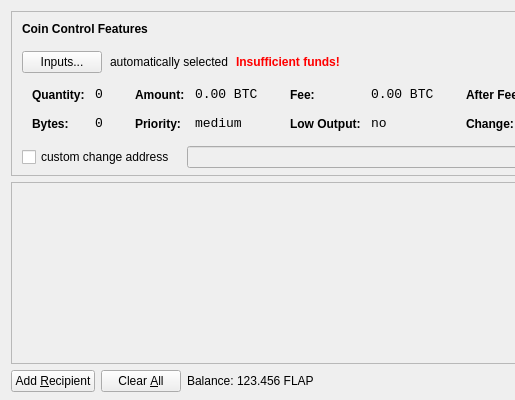
Old version of the form src/qt/forms/sendcoinsdialog.ui in the repository flaircoin/main; both pictures show x 0 to 515 and y 0 to 400 of the 850 by 400 pixel window.
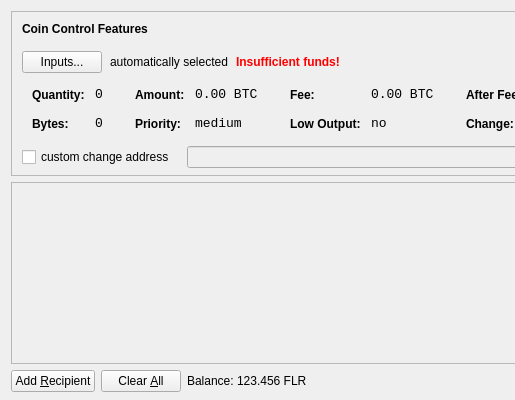
New version of the form. Icons and pictures are not drawn.

```diff
--- a/src/qt/forms/sendcoinsdialog.ui
+++ b/src/qt/forms/sendcoinsdialog.ui
@@ -720,7 +720,7 @@
           <cursorShape>IBeamCursor</cursorShape>
          </property>
          <property name="text">
-          <string>123.456 FLAP</string>
+          <string>123.456 FLR</string>
          </property>
          <property name="textInteractionFlags">
           <set>Qt::LinksAccessibleByMouse|Qt::TextSelectableByKeyboard|Qt::TextSelectableByMouse</set>
```
